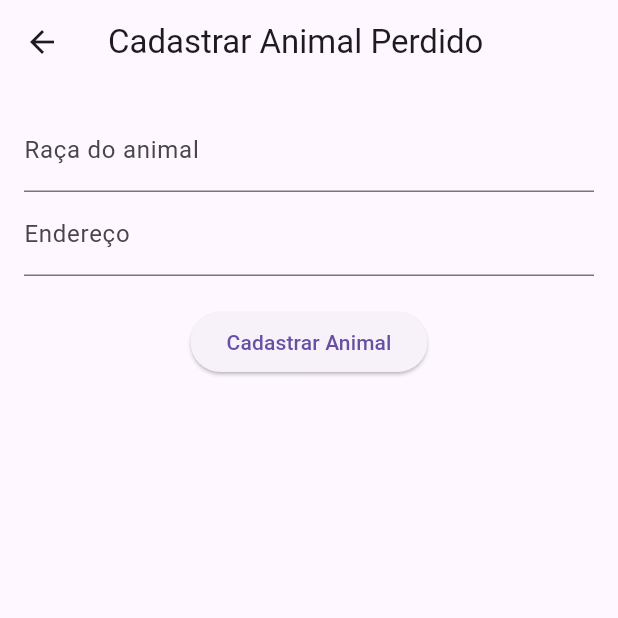
After one commit to ivesmendes/animal_search_front, a Flutter app: the screen it shows after launch, after a tap on "Adicionar", on a phone screen of 412 x 824 dp, the top half of it. The commit adds this screen. Run offline on Flutter 3.47's test engine with Material 3 defaults, Android fonts, the phone set to English and light mode, and no system bars; our stand-ins replace flutter_svg, google_maps_flutter.

Commit message:
Mapa abre na localização Teresina, Adição de botão para cadastras animal

```diff
--- /dev/null
+++ b/lib/screens/add_animal_page.dart
@@ -0,0 +1,38 @@
+import 'package:flutter/material.dart';
+
+class AddAnimalPage extends StatelessWidget {
+  const AddAnimalPage({Key? key}) : super(key: key);
+
+  @override
+  Widget build(BuildContext context) {
+    return Scaffold(
+      appBar: AppBar(
+        title: const Text('Cadastrar Animal Perdido'),
+      ),
+      body: Padding(
+        padding: const EdgeInsets.all(16.0),
+        child: Column(
+          children: [
+            TextField(
+              decoration: const InputDecoration(
+                labelText: 'Raça do animal',
+              ),
+            ),
+            TextField(
+              decoration: const InputDecoration(
+                labelText: 'Endereço',
+              ),
+            ),
+            const SizedBox(height: 20),
+            ElevatedButton(
+              onPressed: () {
+                // Depois aqui colocamos a lógica de salvar o animal
+              },
+              child: const Text('Cadastrar Animal'),
+            ),
+          ],
+        ),
+      ),
+    );
+  }
+}
--- a/lib/screens/map_screen.dart
+++ b/lib/screens/map_screen.dart
@@ -1,5 +1,7 @@
 import 'package:flutter/material.dart';
 import 'package:google_maps_flutter/google_maps_flutter.dart';
+import 'add_animal_page.dart';
+import 'package:flutter_svg/flutter_svg.dart';
 
 class MapScreen extends StatefulWidget {
   const MapScreen({Key? key}) : super(key: key);
@@ -8,12 +10,17 @@ class MapScreen extends StatefulWidget {
   MapScreenState createState() => MapScreenState();
 }
 
-class MapScreenState extends State<MapScreen> {  // Alterado para tornar público
+class MapScreenState extends State<MapScreen> {
   late GoogleMapController mapController;
-  final Set<Marker> _markers = {};  // Tornando _markers final
+  final Set<Marker> _markers = {};
 
   void _onMapCreated(GoogleMapController controller) {
     mapController = controller;
+    controller.moveCamera(
+      CameraUpdate.newLatLng(
+        const LatLng(-5.0892, -42.8016),
+      ),
+    );
   }
 
   void _addMarker(double lat, double lng) {
@@ -28,7 +35,6 @@ class MapScreenState extends State<MapScreen> {  // Alterado para tornar públic
     });
   }
 
-  // Método para adicionar marcador ao tocar no mapa
   void _onTap(LatLng location) {
     _addMarker(location.latitude, location.longitude);
   }
@@ -39,16 +45,58 @@ class MapScreenState extends State<MapScreen> {  // Alterado para tornar públic
       appBar: AppBar(
         title: const Text('Mapa de Animais Perdidos'),
       ),
-      body: GoogleMap(
-        onMapCreated: _onMapCreated,
-        markers: _markers,
-        onTap: _onTap,
-        initialCameraPosition: const CameraPosition(
-          target: LatLng(-23.5505, -46.6333),
-          zoom: 12,
-        ),
-        myLocationEnabled: true,           // <-- Aqui
-        myLocationButtonEnabled: true,      // <-- E aqui
+      body: Stack(
+        children: [
+          GoogleMap(
+            onMapCreated: _onMapCreated,
+            markers: _markers,
+            onTap: _onTap,
+            initialCameraPosition: const CameraPosition(
+              target: LatLng(-5.0892, -42.8016),
+              zoom: 13,
+            ),
+            myLocationEnabled: true,
+            myLocationButtonEnabled: true,
+          ),
+          Positioned(
+            bottom: 16,
+            left: 16,
+            child: FloatingActionButton.extended(
+              onPressed: () {
+                Navigator.push(
+                  context,
+                  MaterialPageRoute(
+                      builder: (context) => const AddAnimalPage()),
+                );
+              },
+              backgroundColor: Colors.deepPurple,
+              icon: Row(
+                children: [
+                  SvgPicture.asset(
+                    'assets/icons/animal.svg',
+                    width: 24,
+                    height: 24,
+                    color: Colors.white,
+                  ),
+                  const SizedBox(width: 6),
+                  SvgPicture.asset(
+                    'assets/icons/plus.svg',
+                    width: 20,
+                    height: 20,
+                    color: Colors.white,
+                  ),
+                ],
+              ),
+              label: const Text(
+                'Adicionar',
+                style: TextStyle(color: Colors.white),
+              ),
+              shape: RoundedRectangleBorder(
+                borderRadius: BorderRadius.circular(24),
+              ),
+            ),
+          ),
+        ],
       ),
     );
   }
```
Also changed, not shown: pubspec.yaml (+7 -62 lines), assets/icons/animal.svg (added), assets/icons/plus.svg (added), pubspec.lock.
